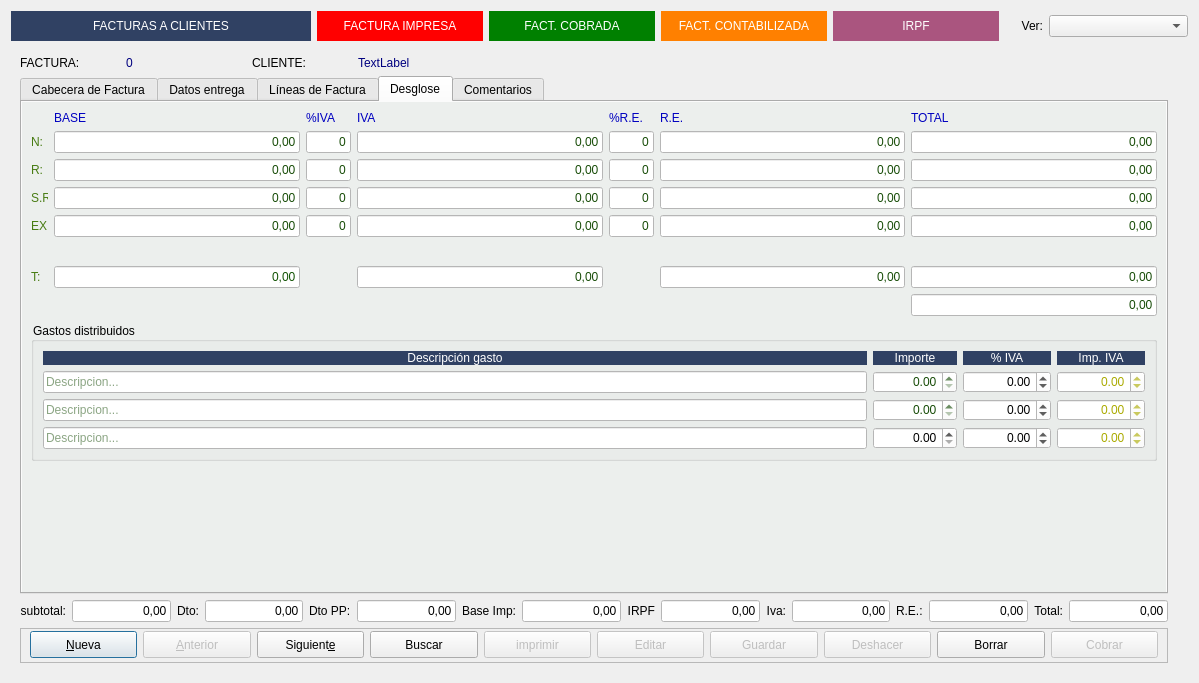
First picture: the form in Zona_Ventas/frmfacturas.ui, repository arcnexus/RedFoX, before the edit.
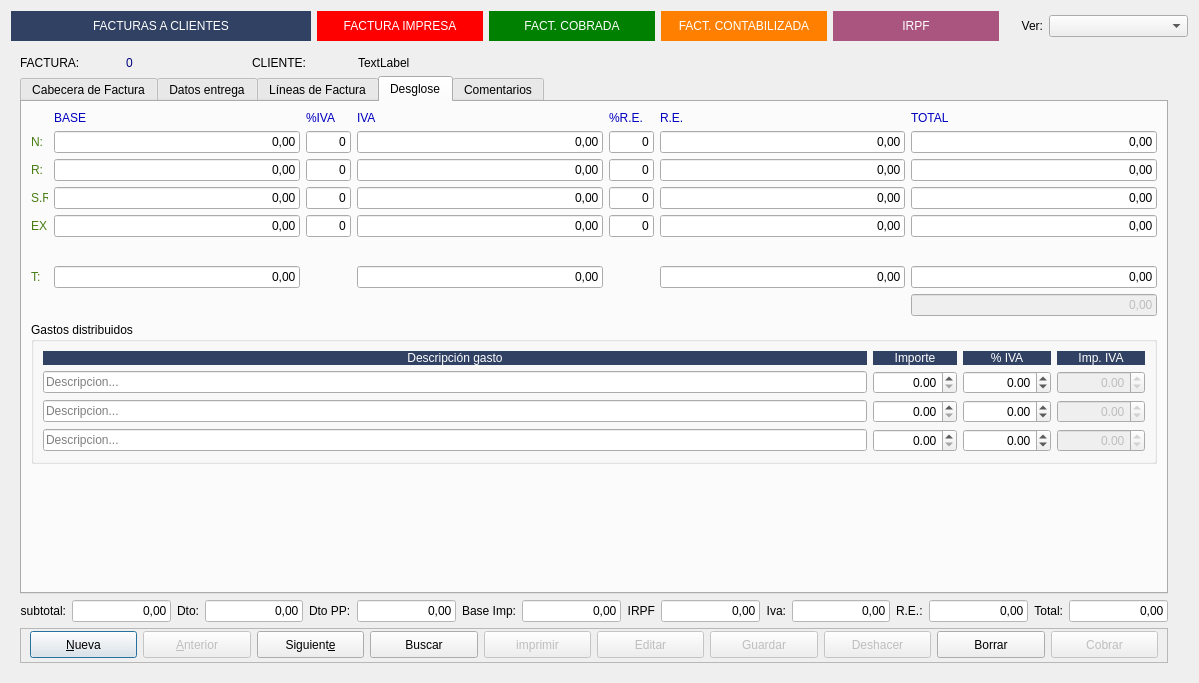
Second picture: the form after the edit. The open tabs and pages were chosen to show the change. Icons and pictures are not drawn.

The edit to the form file:
```diff
--- a/Zona_Ventas/frmfacturas.ui
+++ b/Zona_Ventas/frmfacturas.ui
@@ -1708,10 +1708,6 @@
           </layout>
          </widget>
          <widget class="QWidget" name="tab_6">
-          <property name="styleSheet">
-           <string notr="true">background-color: #ecefed;
-</string>
-          </property>
           <attribute name="title">
            <string>Desglose</string>
           </attribute>
@@ -1796,10 +1792,6 @@
              </item>
              <item row="1" column="1">
               <widget class="QLineEdit" name="txtbase1">
-               <property name="styleSheet">
-                <string notr="true">background-color: rgb(255, 255, 255);
-color: rgb(23, 76, 7);</string>
-               </property>
                <property name="text">
                 <string>0,00</string>
                </property>
@@ -1819,10 +1811,6 @@
                  <height>16777215</height>
                 </size>
                </property>
-               <property name="styleSheet">
-                <string notr="true">background-color: rgb(255, 255, 255);
-color: rgb(23, 76, 7);</string>
-               </property>
                <property name="text">
                 <string>0</string>
                </property>
@@ -1836,10 +1824,6 @@
              </item>
              <item row="1" column="3">
               <widget class="QLineEdit" name="txtiva1">
-               <property name="styleSheet">
-                <string notr="true">background-color: rgb(255, 255, 255);
-color: rgb(23, 76, 7);</string>
-               </property>
                <property name="text">
                 <string>0,00</string>
                </property>
@@ -1859,10 +1843,6 @@
                  <height>16777215</height>
                 </size>
                </property>
-               <property name="styleSheet">
-                <string notr="true">background-color: rgb(255, 255, 255);
-color: rgb(23, 76, 7);</string>
-               </property>
                <property name="text">
                 <string>0</string>
                </property>
@@ -1876,10 +1856,6 @@
              </item>
              <item row="1" column="5">
               <widget class="QLineEdit" name="txtrec1">
-               <property name="styleSheet">
-                <string notr="true">background-color: rgb(255, 255, 255);
-color: rgb(23, 76, 7);</string>
-               </property>
                <property name="text">
                 <string>0,00</string>
                </property>
@@ -1893,10 +1869,6 @@
              </item>
              <item row="1" column="6">
               <widget class="QLineEdit" name="txttotal1">
-               <property name="styleSheet">
-                <string notr="true">background-color: rgb(255, 255, 255);
-color: rgb(23, 76, 7);</string>
-               </property>
                <property name="text">
                 <string>0,00</string>
                </property>
@@ -1926,10 +1898,6 @@
              </item>
              <item row="2" column="1">
               <widget class="QLineEdit" name="txtbase2">
-               <property name="styleSheet">
-                <string notr="true">background-color: rgb(255, 255, 255);
-color: rgb(23, 76, 7);</string>
-               </property>
                <property name="text">
                 <string>0,00</string>
                </property>
@@ -1949,10 +1917,6 @@
                  <height>16777215</height>
                 </size>
                </property>
-               <property name="styleSheet">
-                <string notr="true">background-color: rgb(255, 255, 255);
-color: rgb(23, 76, 7);</string>
-               </property>
                <property name="text">
                 <string>0</string>
                </property>
@@ -1966,10 +1930,6 @@
              </item>
              <item row="2" column="3">
               <widget class="QLineEdit" name="txtiva2">
-               <property name="styleSheet">
-                <string notr="true">background-color: rgb(255, 255, 255);
-color: rgb(23, 76, 7);</string>
-               </property>
                <property name="text">
                 <string>0,00</string>
                </property>
@@ -1989,10 +1949,6 @@
                  <height>16777215</height>
                 </size>
                </property>
-               <property name="styleSheet">
-                <string notr="true">background-color: rgb(255, 255, 255);
-color: rgb(23, 76, 7);</string>
-               </property>
                <property name="text">
                 <string>0</string>
                </property>
@@ -2006,10 +1962,6 @@
              </item>
              <item row="2" column="5">
               <widget class="QLineEdit" name="txtrec2">
-               <property name="styleSheet">
-                <string notr="true">background-color: rgb(255, 255, 255);
-color: rgb(23, 76, 7);</string>
-               </property>
                <property name="text">
                 <string>0,00</string>
                </property>
@@ -2023,10 +1975,6 @@
              </item>
              <item row="2" column="6">
               <widget class="QLineEdit" name="txttotal2">
-               <property name="styleSheet">
-                <string notr="true">background-color: rgb(255, 255, 255);
-color: rgb(23, 76, 7);</string>
-               </property>
                <property name="text">
                 <string>0,00</string>
                </property>
@@ -2056,10 +2004,6 @@
              </item>
              <item row="3" column="1">
               <widget class="QLineEdit" name="txtbase3">
-               <property name="styleSheet">
-                <string notr="true">background-color: rgb(255, 255, 255);
-color: rgb(23, 76, 7);</string>
-               </property>
                <property name="text">
                 <string>0,00</string>
                </property>
@@ -2079,10 +2023,6 @@
                  <height>16777215</height>
                 </size>
                </property>
-               <property name="styleSheet">
-                <string notr="true">background-color: rgb(255, 255, 255);
-color: rgb(23, 76, 7);</string>
-               </property>
                <property name="text">
                 <string>0</string>
                </property>
@@ -2096,10 +2036,6 @@
              </item>
              <item row="3" column="3">
               <widget class="QLineEdit" name="txtiva3">
-               <property name="styleSheet">
-                <string notr="true">background-color: rgb(255, 255, 255);
-color: rgb(23, 76, 7);</string>
-               </property>
                <property name="text">
                 <string>0,00</string>
                </property>
@@ -2119,10 +2055,6 @@
                  <height>16777215</height>
                 </size>
                </property>
-               <property name="styleSheet">
-                <string notr="true">background-color: rgb(255, 255, 255);
-color: rgb(23, 76, 7);</string>
-               </property>
                <property name="text">
                 <string>0</string>
                </property>
@@ -2136,10 +2068,6 @@
              </item>
              <item row="3" column="5">
               <widget class="QLineEdit" name="txtrec3">
-               <property name="styleSheet">
-                <string notr="true">background-color: rgb(255, 255, 255);
-color: rgb(23, 76, 7);</string>
-               </property>
                <property name="text">
                 <string>0,00</string>
                </property>
@@ -2153,10 +2081,6 @@
              </item>
              <item row="3" column="6">
               <widget class="QLineEdit" name="txttotal3">
-               <property name="styleSheet">
-                <string notr="true">background-color: rgb(255, 255, 255);
-color: rgb(23, 76, 7);</string>
-               </property>
                <property name="text">
                 <string>0,00</string>
                </property>
@@ -2186,10 +2110,6 @@
              </item>
              <item row="4" column="1">
               <widget class="QLineEdit" name="txtbase4">
-               <property name="styleSheet">
-                <string notr="true">background-color: rgb(255, 255, 255);
-color: rgb(23, 76, 7);</string>
-               </property>
                <property name="text">
                 <string>0,00</string>
                </property>
@@ -2209,10 +2129,6 @@
                  <height>16777215</height>
                 </size>
                </property>
-               <property name="styleSheet">
-                <string notr="true">background-color: rgb(255, 255, 255);
-color: rgb(23, 76, 7);</string>
-               </property>
                <property name="text">
                 <string>0</string>
                </property>
@@ -2226,10 +2142,6 @@
              </item>
              <item row="4" column="3">
               <widget class="QLineEdit" name="txtiva4">
-               <property name="styleSheet">
-                <string notr="true">background-color: rgb(255, 255, 255);
-color: rgb(23, 76, 7);</string>
-               </property>
                <property name="text">
                 <string>0,00</string>
                </property>
@@ -2249,10 +2161,6 @@
                  <height>16777215</height>
                 </size>
                </property>
-               <property name="styleSheet">
-                <string notr="true">background-color: rgb(255, 255, 255);
-color: rgb(23, 76, 7);</string>
-               </property>
                <property name="text">
                 <string>0</string>
                </property>
@@ -2266,10 +2174,6 @@
              </item>
              <item row="4" column="5">
               <widget class="QLineEdit" name="txtrec4">
-               <property name="styleSheet">
-                <string notr="true">background-color: rgb(255, 255, 255);
-color: rgb(23, 76, 7);</string>
-               </property>
                <property name="text">
                 <string>0,00</string>
                </property>
@@ -2283,10 +2187,6 @@
              </item>
              <item row="4" column="6">
               <widget class="QLineEdit" name="txttotal4">
-               <property name="styleSheet">
-                <string notr="true">background-color: rgb(255, 255, 255);
-color: rgb(23, 76, 7);</string>
-               </property>
                <property name="text">
                 <string>0,00</string>
                </property>
@@ -2300,11 +2200,6 @@
              </item>
              <item row="6" column="1">
               <widget class="QLineEdit" name="txtbase_total_2">
-               <property name="styleSheet">
-                <string notr="true">background-color: rgb(255, 255, 255);
-color: rgb(17, 82, 2);
-font: 75 9pt &quot;Sans Serif&quot;;</string>
-               </property>
                <property name="text">
                 <string>0,00</string>
                </property>
@@ -2318,10 +2213,6 @@
              </item>
              <item row="6" column="3">
               <widget class="QLineEdit" name="txtiva_total">
-               <property name="styleSheet">
-                <string notr="true">background-color: rgb(255, 255, 255);
-color: rgb(23, 76, 7);</string>
-               </property>
                <property name="text">
                 <string>0,00</string>
                </property>
@@ -2335,10 +2226,6 @@
              </item>
              <item row="6" column="5">
               <widget class="QLineEdit" name="txttotal_recargo">
-               <property name="styleSheet">
-                <string notr="true">background-color: rgb(255, 255, 255);
-color: rgb(23, 76, 7);</string>
-               </property>
                <property name="text">
                 <string>0,00</string>
                </property>
@@ -2352,10 +2239,6 @@
              </item>
              <item row="6" column="6">
               <widget class="QLineEdit" name="txttotal_2">
-               <property name="styleSheet">
-                <string notr="true">background-color: rgb(255, 255, 255);
-color: rgb(23, 76, 7);</string>
-               </property>
                <property name="text">
                 <string>0,00</string>
                </property>
@@ -2372,10 +2255,6 @@
                <property name="enabled">
                 <bool>false</bool>
                </property>
-               <property name="styleSheet">
-                <string notr="true">background-color: rgb(255, 255, 255);
-color: rgb(23, 76, 7);</string>
-               </property>
                <property name="text">
                 <string>0,00</string>
                </property>
@@ -2423,10 +2302,6 @@
              <layout class="QGridLayout" name="gridLayout_10">
               <item row="2" column="1">
                <widget class="QDoubleSpinBox" name="SpinGastoDist2">
-                <property name="styleSheet">
-                 <string notr="true">background-color: rgb(255, 255, 255);
-color: rgb(23, 76, 7);</string>
-                </property>
                 <property name="alignment">
                  <set>Qt::AlignRight|Qt::AlignTrailing|Qt::AlignVCenter</set>
                 </property>
@@ -2437,9 +2312,6 @@
               </item>
               <item row="3" column="1">
                <widget class="QDoubleSpinBox" name="SpinGastoDist3">
-                <property name="styleSheet">
-                 <string notr="true">background-color: rgb(255, 255, 255);</string>
-                </property>
                 <property name="alignment">
                  <set>Qt::AlignRight|Qt::AlignTrailing|Qt::AlignVCenter</set>
                 </property>
@@ -2450,10 +2322,6 @@
               </item>
               <item row="1" column="0">
                <widget class="QLineEdit" name="txtGastoDist1">
-                <property name="styleSheet">
-                 <string notr="true">background-color: rgb(255, 255, 255);
-color: rgb(23, 76, 7);</string>
-                </property>
                 <property name="placeholderText">
                  <string>Descripcion...</string>
                 </property>
@@ -2461,10 +2329,6 @@
               </item>
               <item row="3" column="0">
                <widget class="QLineEdit" name="txtGastoDist3">
-                <property name="styleSheet">
-                 <string notr="true">background-color: rgb(255, 255, 255);
-color: rgb(23, 76, 7);</string>
-                </property>
                 <property name="placeholderText">
                  <string>Descripcion...</string>
                 </property>
@@ -2472,10 +2336,6 @@
               </item>
               <item row="1" column="1">
                <widget class="QDoubleSpinBox" name="SpinGastoDist1">
-                <property name="styleSheet">
-                 <string notr="true">background-color: rgb(255, 255, 255);
-color: rgb(23, 76, 7);</string>
-                </property>
                 <property name="alignment">
                  <set>Qt::AlignRight|Qt::AlignTrailing|Qt::AlignVCenter</set>
                 </property>
@@ -2486,10 +2346,6 @@
               </item>
               <item row="2" column="0">
                <widget class="QLineEdit" name="txtGastoDist2">
-                <property name="styleSheet">
-                 <string notr="true">background-color: rgb(255, 255, 255);
-color: rgb(23, 76, 7);</string>
-                </property>
                 <property name="placeholderText">
                  <string>Descripcion...</string>
                 </property>
@@ -2497,9 +2353,6 @@
               </item>
               <item row="2" column="2">
                <widget class="QDoubleSpinBox" name="spin_porc_iva_gasto2">
-                <property name="styleSheet">
-                 <string notr="true">background-color: rgb(255, 255, 255);</string>
-                </property>
                 <property name="alignment">
                  <set>Qt::AlignRight|Qt::AlignTrailing|Qt::AlignVCenter</set>
                 </property>
@@ -2513,9 +2366,6 @@
               </item>
               <item row="1" column="2">
                <widget class="QDoubleSpinBox" name="spin_porc_iva_gasto1">
-                <property name="styleSheet">
-                 <string notr="true">background-color: rgb(255, 255, 255);</string>
-                </property>
                 <property name="alignment">
                  <set>Qt::AlignRight|Qt::AlignTrailing|Qt::AlignVCenter</set>
                 </property>
@@ -2532,10 +2382,6 @@
                 <property name="enabled">
                  <bool>false</bool>
                 </property>
-                <property name="styleSheet">
-                 <string notr="true">background-color: rgb(255, 255, 255);
-color: rgb(170, 170, 0);</string>
-                </property>
                 <property name="alignment">
                  <set>Qt::AlignRight|Qt::AlignTrailing|Qt::AlignVCenter</set>
                 </property>
@@ -2549,9 +2395,6 @@
               </item>
               <item row="3" column="2">
                <widget class="QDoubleSpinBox" name="spin_porc_iva_gasto3">
-                <property name="styleSheet">
-                 <string notr="true">background-color: rgb(255, 255, 255);</string>
-                </property>
                 <property name="alignment">
                  <set>Qt::AlignRight|Qt::AlignTrailing|Qt::AlignVCenter</set>
                 </property>
@@ -2568,10 +2411,6 @@
                 <property name="enabled">
                  <bool>false</bool>
                 </property>
-                <property name="styleSheet">
-                 <string notr="true">background-color: rgb(255, 255, 255);
-color: rgb(170, 170, 0);</string>
-                </property>
                 <property name="alignment">
                  <set>Qt::AlignRight|Qt::AlignTrailing|Qt::AlignVCenter</set>
                 </property>
@@ -2588,10 +2427,6 @@
                 <property name="enabled">
                  <bool>false</bool>
                 </property>
-                <property name="styleSheet">
-                 <string notr="true">background-color: rgb(255, 255, 255);
-color: rgb(170, 170, 0);</string>
-                </property>
                 <property name="alignment">
                  <set>Qt::AlignRight|Qt::AlignTrailing|Qt::AlignVCenter</set>
                 </property>
@@ -2733,9 +2568,6 @@
        </item>
        <item row="0" column="3">
         <widget class="QLabel" name="lblCliente">
-         <property name="styleSheet">
-          <string notr="true">color: rgb(0, 0, 127);</string>
-         </property>
          <property name="text">
           <string>TextLabel</string>
          </property>
```
Left out of the diff: 162 changed lines with no effect on the pictures.
